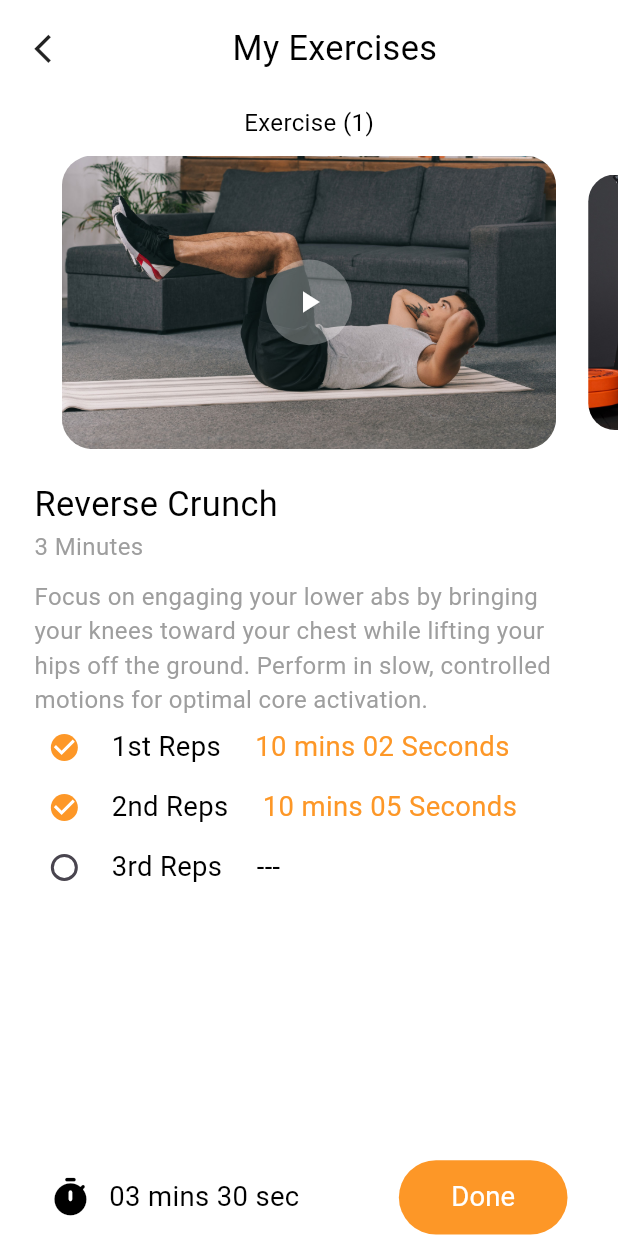
After one commit to Abdul-Hanan-khan/riaya-tech-task, a Flutter app: the MyExercises screen opened directly, on a phone screen of 412 x 824 dp. The commit adds this screen. Run offline on Flutter 3.47's test engine with Material 3 defaults, Android fonts, the light colour scheme and no system bars; drawn by our look-alikes of carousel_slider; our stand-ins replace fl_chart, flutter_screenutil; Roboto replaces fonts that are missing (PoppinsBold, PoppinsMedium, PoppinsRegular).

Commit message:
my  exercise screen completed

```diff
--- /dev/null
+++ b/devtools_options.yaml
@@ -0,0 +1,3 @@
+description: This file stores settings for Dart & Flutter DevTools.
+documentation: https://docs.flutter.dev/tools/devtools/extensions#configure-extension-enablement-states
+extensions:
--- a/lib/main.dart
+++ b/lib/main.dart
@@ -1,4 +1,4 @@
-import 'package:fit_journey/src/modules/home/view/testfile.dart';
+
 import 'package:fit_journey/src/modules/welcome/welcome_screen.dart';
 import 'package:fit_journey/src/modules/workout/provider/workout_provider.dart';
 import 'package:flutter/material.dart';
@@ -6,7 +6,7 @@ import 'package:flutter_screenutil/flutter_screenutil.dart';
 import 'package:provider/provider.dart';
 
 import 'src/core/services/message_service.dart';
-import 'src/modules/home/provider/home_provider.dart';
+
 
 void main() {
   runApp(const CogeterApp());
@@ -19,7 +19,6 @@ class CogeterApp extends StatelessWidget {
   Widget build(BuildContext context) {
     return MultiProvider(
       providers: [
-        ChangeNotifierProvider(create: (_) => HomeProvider()),
         ChangeNotifierProvider(create: (_) => WorkoutProvider()),
       ],
       child: ScreenUtilInit(
--- a/lib/src/core/utils/app_apis.dart
+++ /dev/null
@@ -1,5 +0,0 @@
-class AppApis{
-  static String baseUrl = "https://store-api.cogeter.com/api";
-  static String products = "/products";
-
-}
--- a/lib/src/core/utils/app_assets.dart
+++ b/lib/src/core/utils/app_assets.dart
@@ -3,6 +3,14 @@ class AppAssets{
   static String appLogo = "assets/icon/app_icon.png";
   static String placeholderImage = "assets/images/placeholder_image.png";
 
+  static String advancedWorkout = "assets/images/advanced_workout.png";
+  static String bungeeJumping = "assets/images/bungee_jumping.png";
+  static String lateralRaises = "assets/images/lateral_raises.png";
+  static String legPress = "assets/images/leg_press.png";
+  static String overheadBar = "assets/images/overhead_bar.jpeg";
+  static String reverseCrunches = "assets/images/reverse_crunches.png";
+  static String running = "assets/images/running.png";
+
 
 
 }
--- a/lib/src/modules/home/provider/home_provider.dart
+++ /dev/null
@@ -1,7 +0,0 @@
-
-import 'package:flutter/material.dart';
-
-class HomeProvider with ChangeNotifier {
-  bool isLoading = true;
-
-}
--- a/lib/src/modules/home/view/home_screen.dart
+++ b/lib/src/modules/home/view/home_screen.dart
@@ -430,6 +430,7 @@ class HomeScreen extends StatelessWidget {
         SizedBox(
           width: double.infinity,
           child: ListView.separated(
+            physics: const NeverScrollableScrollPhysics(),
             itemCount: 2,
             shrinkWrap: true,
             itemBuilder: (context, index) {
--- a/lib/src/modules/workout/model/workout_model.dart
+++ b/lib/src/modules/workout/model/workout_model.dart
@@ -4,6 +4,10 @@ class WorkoutModel{
   String ? timeLimit;
   String ? image;
   bool ? isSelected;
- WorkoutModel(this.id, this.title, this.timeLimit, this.image, this.isSelected);
+  String ? description;
+  bool ? rep1;
+  bool ? rep2;
+  bool ? rep3;
+ WorkoutModel({this.id, this.title, this.timeLimit, this.image, this.isSelected,this.description,this.rep1, this.rep2, this.rep3});
 
 }
--- a/lib/src/modules/workout/provider/workout_provider.dart
+++ b/lib/src/modules/workout/provider/workout_provider.dart
@@ -7,18 +7,93 @@ class WorkoutProvider with ChangeNotifier {
   bool isSelectMode = false;
   int selectedDayIndex = 4;
   List<WorkoutModel> workouts = <WorkoutModel>[];
+  WorkoutModel currentWorkout = WorkoutModel();
+  List<String> images = <String>[];
+  int currentCarousalIndex = 0;
+  // bool rep1= true;
+  // bool rep2= true;
+  // bool rep3= false;
 
 
-  WorkoutProvider(){
-    workouts.add(WorkoutModel(1, "Reverse Crunch", "3 Minutes", AppAssets.placeholderImage, false));
-    workouts.add(WorkoutModel(2, "Leg Press Machine", "5 Minutes", AppAssets.placeholderImage, false));
-    workouts.add(WorkoutModel(3, "Overhead Bar Extension", "12 Minutes", AppAssets.placeholderImage, false));
-    workouts.add(WorkoutModel(4, "Lateral Raises", "3 Minutes", AppAssets.placeholderImage, false));
-    workouts.add(WorkoutModel(5, "Advanced Workout Routine", "3 Minutes", AppAssets.placeholderImage, false));
-    workouts.add(WorkoutModel(6, "Bungee Jumping", "6 Minutes", AppAssets.placeholderImage, false));
-    workouts.add(WorkoutModel(7, "Running", "8 Minutes", AppAssets.placeholderImage, false));
-    debugPrint("dummy data added");
+  WorkoutProvider() {
+    workouts.add(WorkoutModel(
+        id: 1,
+        title: "Reverse Crunch",
+        timeLimit: "3 Minutes",
+        description:
+            "Focus on engaging your lower abs by bringing your knees toward your chest while lifting your hips off the ground. Perform in slow, controlled motions for optimal core activation.",
+        image: AppAssets.reverseCrunches,
+        isSelected: false,
 
+        rep1: true,
+        rep2: true,
+        rep3: false,
+
+        ));
+    workouts.add(WorkoutModel(
+        id: 2,
+        title: "Leg Press Machine",
+        timeLimit: "5 Minutes",
+        description: "Push the weighted platform with your feet, focusing on working your quads, hamstrings, and glutes. Adjust the seat position to ensure proper knee alignment and avoid injury.",
+        image: AppAssets.legPress,
+        isSelected: false,
+        rep1: true,
+        rep2: true,
+        rep3: false,));
+    workouts.add(WorkoutModel(
+        id: 3,
+        title: "Overhead Bar Extension",
+        timeLimit: "12 Minutes",
+        description: "Using a barbell or cable, extend your arms overhead to work your triceps. Keep elbows close to your head and focus on slow, controlled movements to avoid strain.",
+        image: AppAssets.overheadBar,
+        isSelected: false,
+        rep1: true,
+        rep2: true,
+        rep3: false,));
+    workouts.add(WorkoutModel(
+        id: 4,
+        title: "Lateral Raises",
+        timeLimit: "3 Minutes",
+        description: "Lift dumbbells out to your sides to shoulder height, working the deltoids. Maintain a slight bend in your elbows and control the weights on the way down for muscle isolation.",
+        image: AppAssets.lateralRaises,
+        isSelected: false,
+        rep1: true,
+        rep2: true,
+        rep3: false,));
+    workouts.add(WorkoutModel(
+        id: 5,
+        title: "Advanced Workout Routine",
+        timeLimit: "3 Minutes",
+        description: "Incorporate compound movements, supersets, and high-intensity interval training to push your strength and endurance. Focus on progression by increasing weights or reps each week.",
+        image: AppAssets.advancedWorkout,
+        isSelected: false,
+        rep1: true,
+        rep2: true,
+        rep3: false,));
+    workouts.add(WorkoutModel(
+        id: 6,
+        title: "Bungee Jumping",
+        timeLimit: "6 Minutes",
+        description: "Experience an adrenaline rush by leaping from a height while being securely attached to a bungee cord. Ensure proper safety gear and follow all instructions for a thrilling, safe adventure.",
+        image: AppAssets.bungeeJumping,
+        isSelected: false,
+        rep1: true,
+        rep2: true,
+        rep3: false,));
+    workouts.add(WorkoutModel(
+        id: 7,
+        title: "Running",
+        timeLimit: "8 Minutes",
+        description: "Build endurance and cardiovascular health by running at a steady pace. Incorporate intervals of sprints or hill runs to improve speed and stamina over time.",
+        image: AppAssets.running,
+        isSelected: false,
+        rep1: true,
+        rep2: true,
+        rep3: false,));
+    workouts.forEach((value) {
+      images.add(value.image.toString());
+    });
+    currentWorkout = workouts[0];
   }
 
   List<String> days = [
@@ -34,15 +109,14 @@ class WorkoutProvider with ChangeNotifier {
     'Day 10',
   ];
 
-  updateSelectMode(){
+  updateSelectMode() {
     isSelectMode = !isSelectMode;
     notifyListeners();
+  }
 
-  }
-  updateSelectWorkOut(int index){
-    workouts[index].isSelected = !workouts[index].isSelected! ;
+  updateSelectWorkOut(int index) {
+    workouts[index].isSelected = !workouts[index].isSelected!;
     notifyListeners();
-
   }
 
   updateIsLoading() {
@@ -53,8 +127,28 @@ class WorkoutProvider with ChangeNotifier {
       notifyListeners();
     });
   }
+
   updateSelectedDay(int index) {
-   selectedDayIndex = index;
-   notifyListeners();
+    selectedDayIndex = index;
+    notifyListeners();
+  }
+
+  updateCarousalExercise(int index) {
+    currentCarousalIndex = index;
+    currentWorkout = workouts[index];
+    notifyListeners();
+  }
+
+  updateRep1(bool value){
+    currentWorkout.rep1 = value;
+    notifyListeners();
+  }
+  updateRep2(bool value){
+    currentWorkout.rep2 = value;
+    notifyListeners();
+  }
+  updateRep3(bool value){
+    currentWorkout.rep3 = value;
+    notifyListeners();
   }
 }
--- /dev/null
+++ b/lib/src/modules/workout/view/my_exercises.dart
@@ -0,0 +1,322 @@
+import 'package:carousel_slider/carousel_slider.dart';
+import 'package:fit_journey/src/core/utils/app_colors.dart';
+import 'package:fit_journey/src/core/utils/app_fonts.dart';
+import 'package:fit_journey/src/modules/cusotm_elements/custom_button.dart';
+import 'package:fit_journey/src/modules/cusotm_elements/custom_text.dart';
+import 'package:fit_journey/src/modules/workout/provider/workout_provider.dart';
+import 'package:flutter/material.dart';
+import 'package:flutter_screenutil/flutter_screenutil.dart';
+import 'package:provider/provider.dart';
+
+class MyExercises extends StatelessWidget {
+  const MyExercises({super.key});
+
+  @override
+  Widget build(BuildContext context) {
+    return Scaffold(
+      backgroundColor: AppColors.white,
+      body: SafeArea(
+          child: Column(
+        children: [
+          SizedBox(
+            height: 15.h,
+          ),
+          Row(
+            mainAxisAlignment: MainAxisAlignment.spaceBetween,
+            crossAxisAlignment: CrossAxisAlignment.center,
+            children: [
+              GestureDetector(
+                  onTap: () {
+                    Navigator.pop(context);
+                  },
+                  child: Container(
+                      height: 30.sp,
+                      padding: EdgeInsets.only(left: 20.w),
+                      // width: 50.sp,
+                      child: Icon(
+                        Icons.arrow_back_ios,
+                        size: 20.sp,
+                      ))),
+              Padding(
+                padding: EdgeInsets.only(right: 10.w),
+                child: CustomText(
+                  fontSize: 20.sp,
+                  text: 'My Exercises',
+                  fontFamily: AppFonts.PoppinsBold,
+                ),
+              ),
+              Container(),
+            ],
+          ),
+          SizedBox(
+            height: 20.h,
+          ),
+          Expanded(
+            child: Column(
+              crossAxisAlignment: CrossAxisAlignment.start,
+              children: [
+                carousalSection(context),
+                SizedBox(
+                  height: 20.h,
+                ),
+                otherContent(context),
+              ],
+            ),
+          ),
+          Row(
+            mainAxisSize: MainAxisSize.max,
+            mainAxisAlignment: MainAxisAlignment.spaceAround,
+            children: [
+              Row(
+                children: [
+                  Icon(
+                    Icons.timer_rounded,
+                    color: AppColors.black,
+                    size: 25.sp,
+                  ),
+                  SizedBox(
+                    width: 10.w,
+                  ),
+                  CustomText(
+                    fontSize: 16.sp,
+                    text: '03 mins 30 sec',
+                    fontFamily: AppFonts.PoppinsRegular,
+                  ),
+                ],
+              ),
+              CustomButton(
+                buttonText: "Done",
+                buttonColor: AppColors.appThemeColor,
+                buttonTextColor: AppColors.white,
+                width: 100.w,
+                borderRadius: 30.r,
+                buttonTextSize: 16.sp,
+              )
+            ],
+          )
+        ],
+      )),
+    );
+  }
+
+  Widget carousalSection(BuildContext context) {
+    final workoutProvider = Provider.of<WorkoutProvider>(context, listen: true);
+
+    return Column(
+      children: [
+        CustomText(
+          text:
+              "Exercise (${(workoutProvider.currentCarousalIndex + 1).toString()})",
+          fontSize: 14.sp,
+        ),
+        SizedBox(
+          height: 10.h,
+        ),
+        CarouselSlider(
+          options: CarouselOptions(
+            onPageChanged: (index, reason) {
+              workoutProvider.updateCarousalExercise(index);
+
+              // debugPrint(index.toString());
+            },
+            height: 190.0.h,
+            aspectRatio: 16 / 9,
+            viewportFraction: 0.8,
+            initialPage: 0,
+            enableInfiniteScroll: false,
+            reverse: false,
+            autoPlay: false,
+            // autoPlayInterval: Duration(seconds: 3),
+            // autoPlayAnimationDuration: Duration(milliseconds: 800),
+            // autoPlayCurve: Curves.fastOutSlowIn,
+            enlargeCenterPage: true,
+            scrollDirection: Axis.horizontal,
+          ),
+          items: workoutProvider.images.map((item) {
+            return Stack(
+              alignment: Alignment.center,
+              children: [
+                SizedBox(
+                  width: double.infinity,
+                  height: 190.h,
+                  child: ClipRRect(
+                    borderRadius: BorderRadius.circular(20.r),
+                    child: Image.asset(
+                      item,
+                      fit: BoxFit.cover,
+                    ),
+                  ),
+                ),
+
+                  Container(
+                            width: 50.sp,
+                            height: 50.sp,
+                            decoration: BoxDecoration(
+                                color: AppColors.white.withOpacity(0.3),
+                                shape: BoxShape.circle),
+                            child: Icon(
+                              Icons.play_arrow,
+                              color: AppColors.white,
+                            ),
+                          )
+              ],
+            );
+          }).toList(),
+        ),
+      ],
+    );
+  }
+
+  Widget otherContent(BuildContext context) {
+    final workoutProvider = Provider.of<WorkoutProvider>(context, listen: true);
+
+    return Padding(
+      padding: EdgeInsets.symmetric(horizontal: 20.0.w),
+      child: Column(
+        crossAxisAlignment: CrossAxisAlignment.start,
+        children: [
+          CustomText(
+            text: workoutProvider.currentWorkout.title.toString(),
+            fontSize: 20.sp,
+            fontFamily: AppFonts.PoppinsBold,
+          ),
+          // SizedBox(height: 2.h,),
+          CustomText(
+            text: workoutProvider.currentWorkout.timeLimit.toString(),
+            fontSize: 14.sp,
+            textColor: AppColors.grey,
+            maxLines: 4,
+          ),
+
+          SizedBox(
+            height: 10.h,
+          ),
+          CustomText(
+            text: workoutProvider.currentWorkout.description.toString(),
+            fontSize: 14.sp,
+            textColor: AppColors.grey,
+            maxLines: 4,
+          ),
+
+          Row(
+            children: [
+              Checkbox(
+                shape: RoundedRectangleBorder(
+                  borderRadius: BorderRadius.circular(30.r),
+                ),
+                value: workoutProvider.currentWorkout.rep1,
+                activeColor: AppColors.appThemeColor,
+                onChanged: (value) {
+                  workoutProvider.updateRep1(value!);
+                },
+                materialTapTargetSize: MaterialTapTargetSize.shrinkWrap,
+              ),
+              SizedBox(
+                width: 10.w,
+              ),
+              CustomText(
+                text: "1st Reps",
+                fontSize: 16.sp,
+                fontFamily: AppFonts.PoppinsMedium,
+              ),
+              SizedBox(
+                width: 20.w,
+              ),
+              CustomText(
+                text: workoutProvider.currentWorkout.rep1!
+                    ? "10 mins 02 Seconds"
+                    : "---",
+                fontSize: 16.sp,
+                fontFamily: AppFonts.PoppinsMedium,
+                textColor: workoutProvider.currentWorkout.rep1!
+                    ? AppColors.appThemeColor
+                    : AppColors.black,
+              )
+            ],
+          ),
+          Row(
+            children: [
+              Checkbox(
+                  shape: RoundedRectangleBorder(
+                    borderRadius: BorderRadius.circular(30.r),
+                  ),
+                  value: workoutProvider.currentWorkout.rep2,
+                  activeColor: AppColors.appThemeColor,
+                  materialTapTargetSize: MaterialTapTargetSize.shrinkWrap,
+                  onChanged: (value) {
+                    workoutProvider.updateRep2(value!);
+                  }),
+              SizedBox(
+                width: 10.w,
+              ),
+              CustomText(
+                text: "2nd Reps",
+                fontSize: 16.sp,
+                fontFamily: AppFonts.PoppinsMedium,
+              ),
+              SizedBox(
+                width: 20.w,
+              ),
+              CustomText(
+                text: workoutProvider.currentWorkout.rep2!
+                    ? "10 mins 05 Seconds"
+                    : "---",
+                fontSize: 16.sp,
+                fontFamily: AppFonts.PoppinsMedium,
+                textColor: workoutProvider.currentWorkout.rep2!
+                    ? AppColors.appThemeColor
+                    : AppColors.black,
+              )
+            ],
+          ),
+          Row(
+            children: [
+              Checkbox(
+                  shape: RoundedRectangleBorder(
+                    borderRadius: BorderRadius.circular(30.r),
+                  ),
+                  value: workoutProvider.currentWorkout.rep3,
+                  activeColor: AppColors.appThemeColor,
+                  materialTapTargetSize: MaterialTapTargetSize.shrinkWrap,
+                  onChanged: (value) {
+                    workoutProvider.updateRep3(value!);
+                  }),
+              SizedBox(
+                width: 10.w,
+              ),
+              CustomText(
+                text: "3rd Reps",
+                fontSize: 16.sp,
+                fontFamily: AppFonts.PoppinsMedium,
+              ),
+              SizedBox(
+                width: 20.w,
+              ),
+              CustomText(
+                text: workoutProvider.currentWorkout.rep3!
+                    ? "10 mins 02 Seconds"
+                    : "---",
+                fontSize: 16.sp,
+                fontFamily: AppFonts.PoppinsMedium,
+                textColor: workoutProvider.currentWorkout.rep3!
+                    ? AppColors.appThemeColor
+                    : AppColors.black,
+              )
+            ],
+          ),
+        ],
+      ),
+    );
+  }
+}
+  // Container(
+  //                           width: 50.sp,
+  //                           height: 50.sp,
+  //                           decoration: BoxDecoration(
+  //                               color: AppColors.white.withOpacity(0.3),
+  //                               shape: BoxShape.circle),
+  //                           child: Icon(
+  //                             Icons.play_arrow,
+  //                             color: AppColors.white,
+  //                           ),
+  //                         )
--- a/pubspec.yaml
+++ b/pubspec.yaml
@@ -34,6 +34,7 @@ dependencies:
   flutter_screenutil: ^5.9.3
   provider: ^6.1.2
   fl_chart: ^0.69.0
+  carousel_slider: ^5.0.0
 
 
   # The following adds the Cupertino Icons font to your application.
```
Also changed, not shown: lib/src/modules/home/view/testfile.dart (deleted, +0 -51 lines), lib/src/modules/workout/view/workout_details.dart (+7 -5 lines), assets/images/advanced_workout.png (added), assets/images/bungee_jumping.png (added), assets/images/lateral_raises.png (added), assets/images/leg_press.png (added), assets/images/overhead_bar.jpeg (added), assets/images/reverse_crunches.png (added), assets/images/running.png (added), pubspec.lock, 62 other files.
